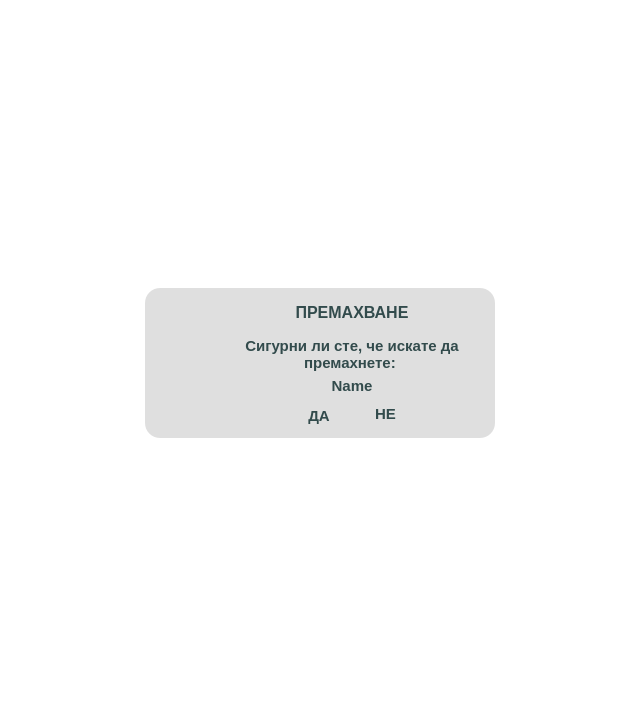
Old version of the form app/ui/widgets/customYesNowDialog.ui in the repository DevilPhp/WorkSalary.v01.
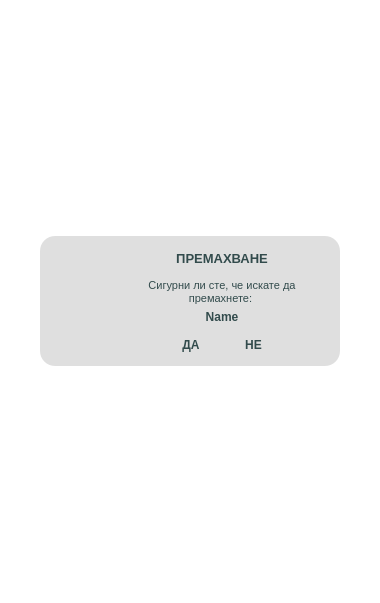
New version of the form. Icons and pictures are not drawn.

```diff
--- a/app/ui/widgets/customYesNowDialog.ui
+++ b/app/ui/widgets/customYesNowDialog.ui
@@ -6,8 +6,8 @@
    <rect>
     <x>0</x>
     <y>0</y>
-    <width>641</width>
-    <height>726</height>
+    <width>380</width>
+    <height>603</height>
    </rect>
   </property>
   <property name="sizePolicy">
@@ -30,7 +30,7 @@
   </property>
   <property name="styleSheet">
    <string notr="true">*{
-	font: 600 11pt &quot;Segoe UI&quot;;
+	font: 600 9pt &quot;Segoe UI&quot;;
 	border: none;
 	background-color: #dfdfdf;
 	padding: 0;
@@ -51,12 +51,16 @@
 }
 
 #mainTextLabel {
-	font: 900 12pt &quot;Segoe UI&quot;;
-	padding-bottom: 10px;
+	font: 700 10pt &quot;Segoe UI&quot;;
+	padding-bottom: 8px;
 }
 
 #nameTextLabel {
-	font: 700 11pt &quot;Segoe UI&quot;;
+	font: 700 9pt &quot;Segoe UI&quot;;
+}
+
+#questionTextLabel {
+	font: 500 8pt &quot;Segoe UI&quot;;
 }
 
 #noBtn:hover{
@@ -95,8 +99,8 @@
      </property>
      <property name="minimumSize">
       <size>
-       <width>350</width>
-       <height>150</height>
+       <width>300</width>
+       <height>130</height>
       </size>
      </property>
      <property name="maximumSize">
@@ -156,8 +160,8 @@
            </property>
            <property name="iconSize">
             <size>
-             <width>38</width>
-             <height>38</height>
+             <width>24</width>
+             <height>24</height>
             </size>
            </property>
           </widget>
@@ -173,8 +177,8 @@
            </property>
            <property name="iconSize">
             <size>
-             <width>38</width>
-             <height>38</height>
+             <width>24</width>
+             <height>24</height>
             </size>
            </property>
           </widget>
@@ -246,7 +250,7 @@
                    <property name="font">
                     <font>
                      <family>Segoe UI</family>
-                     <pointsize>12</pointsize>
+                     <pointsize>10</pointsize>
                      <italic>false</italic>
                      <bold>true</bold>
                     </font>
@@ -279,9 +283,9 @@
                    <property name="font">
                     <font>
                      <family>Segoe UI</family>
-                     <pointsize>11</pointsize>
+                     <pointsize>8</pointsize>
                      <italic>false</italic>
-                     <bold>true</bold>
+                     <bold>false</bold>
                     </font>
                    </property>
                    <property name="styleSheet">
@@ -303,7 +307,7 @@
                    <property name="font">
                     <font>
                      <family>Segoe UI</family>
-                     <pointsize>11</pointsize>
+                     <pointsize>9</pointsize>
                      <italic>false</italic>
                      <bold>true</bold>
                     </font>
@@ -324,7 +328,7 @@
               </layout>
              </widget>
             </item>
-            <item alignment="Qt::AlignHCenter">
+            <item alignment="Qt::AlignHCenter|Qt::AlignVCenter">
              <widget class="QWidget" name="buttonsWidget" native="true">
               <property name="sizePolicy">
                <sizepolicy hsizetype="Expanding" vsizetype="Expanding">
@@ -335,7 +339,7 @@
               <property name="font">
                <font>
                 <family>Segoe UI</family>
-                <pointsize>11</pointsize>
+                <pointsize>9</pointsize>
                 <italic>false</italic>
                 <bold>true</bold>
                </font>
@@ -361,7 +365,7 @@
                  <property name="font">
                   <font>
                    <family>Segoe UI</family>
-                   <pointsize>11</pointsize>
+                   <pointsize>9</pointsize>
                    <italic>false</italic>
                    <bold>true</bold>
                   </font>
@@ -375,8 +379,8 @@
                  </property>
                  <property name="iconSize">
                   <size>
-                   <width>32</width>
-                   <height>32</height>
+                   <width>18</width>
+                   <height>18</height>
                   </size>
                  </property>
                 </widget>
@@ -386,7 +390,7 @@
                  <property name="font">
                   <font>
                    <family>Segoe UI</family>
-                   <pointsize>11</pointsize>
+                   <pointsize>9</pointsize>
                    <italic>false</italic>
                    <bold>true</bold>
                   </font>
@@ -400,8 +404,8 @@
                  </property>
                  <property name="iconSize">
                   <size>
-                   <width>32</width>
-                   <height>32</height>
+                   <width>18</width>
+                   <height>18</height>
                   </size>
                  </property>
                 </widget>
```
